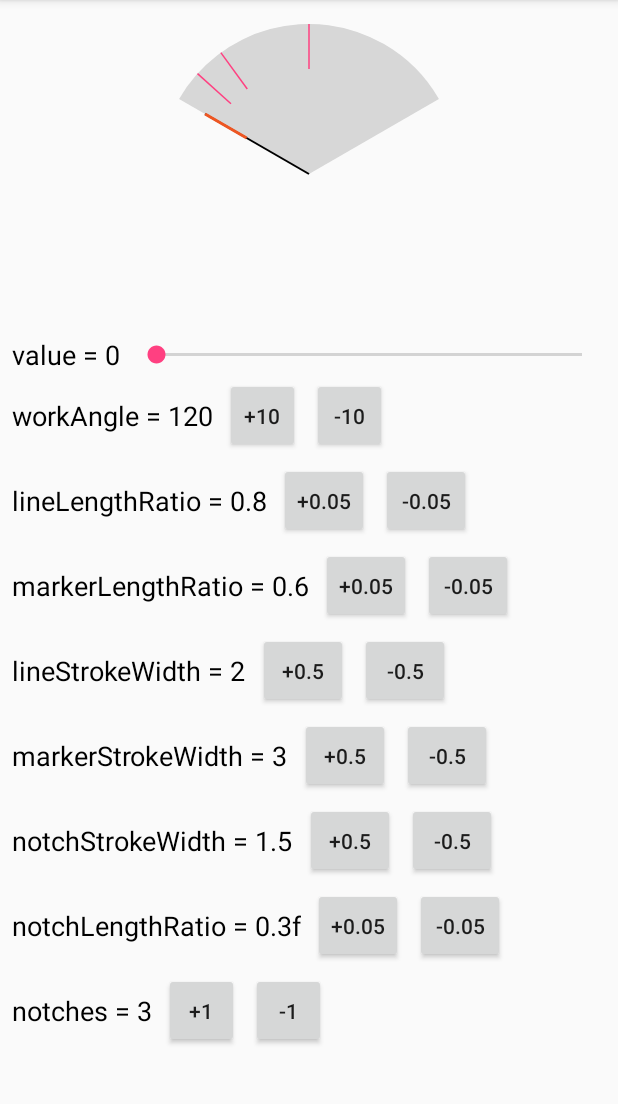
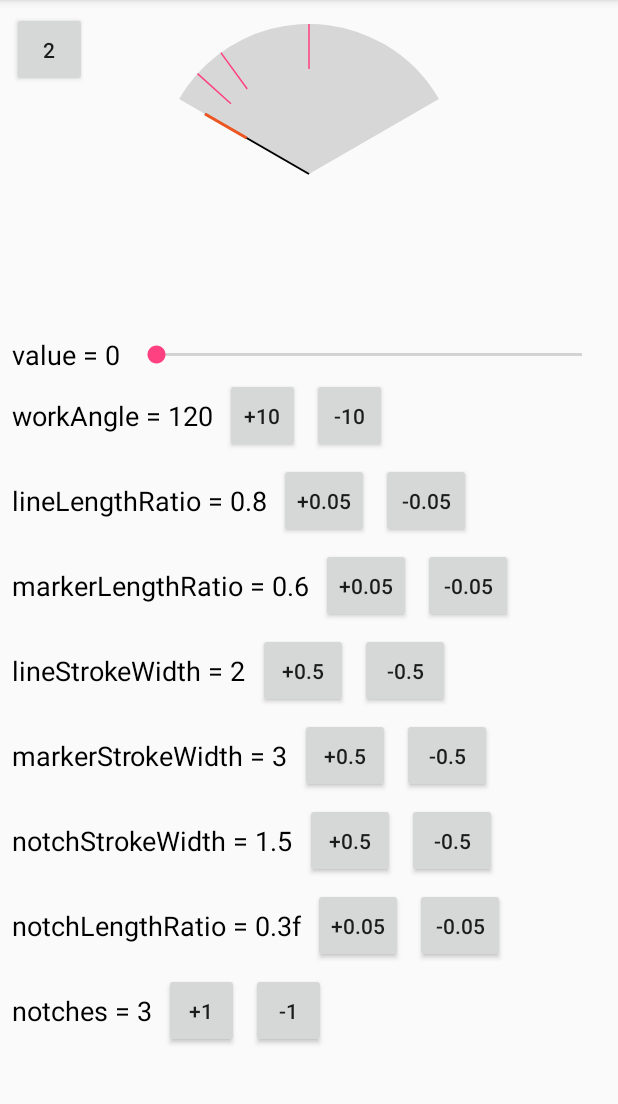
Before and after one commit to DVegasa/ArcPointer, an Android app: the screen it shows after launch (SampleActivity), on a phone screen of 412 x 824 dp, the part 84-1188 px from its top. Run offline under Robolectric (Android 15) with nearby library versions, the phone set to English and light mode, and no system bars.

Commit message:
Issue fix: {rich message}
Fixed bugs:
#1: colors
#2: null notches
#4: draw order

Known issues:
#3: length of notches
#5: animation problem

```diff
--- a/arcpointer2/src/main/java/io/github/dvegasa/arcpointer/ArcPointer.java
+++ b/arcpointer2/src/main/java/io/github/dvegasa/arcpointer/ArcPointer.java
@@ -60,7 +60,7 @@ public class ArcPointer extends View {
         TypedArray a = context.getTheme().obtainStyledAttributes(
                 attrs, R.styleable.ArcPointer, 0, 0);
         try {
-            colorBackground = a.getColor(R.styleable.ArcPointer_colorBackground, 0xCCCCCC);
+            colorBackground = a.getColor(R.styleable.ArcPointer_colorBackground, 0xFFCCCCCC);
             radius = a.getDimensionPixelSize(R.styleable.ArcPointer_radius, 250);
             workAngle = a.getInt(R.styleable.ArcPointer_workAngle, 120);
             colorLine = a.getColor(R.styleable.ArcPointer_colorLine, Color.BLACK);
@@ -70,7 +70,7 @@ public class ArcPointer extends View {
             markerLengthRatio = a.getFloat(R.styleable.ArcPointer_markerLengthRatio, 0.4f);
             lineStrokeWidth = a.getFloat(R.styleable.ArcPointer_lineStrokeWidth, 2f);
             markerStrokeWidth = a.getFloat(R.styleable.ArcPointer_markerStrokeWidth, 3f);
-            colorNotches = a.getColor(R.styleable.ArcPointer_colorNotches, 0x999999);
+            colorNotches = a.getColor(R.styleable.ArcPointer_colorNotches, 0xFF999999);
 
             notchLengthRatio = a.getFloat(R.styleable.ArcPointer_notchLengthRatio, 0.2f);
             notchStrokeWidth = a.getFloat(R.styleable.ArcPointer_notchStrokeWidth, 1.5f);
@@ -125,6 +125,32 @@ public class ArcPointer extends View {
         canvas.drawArc(oval, startAngle, sweepAngle, true, paint);
 
         /////////////////////////////////////////////////////////////
+        // Notches
+        paint.setColor(colorNotches);
+        paint.setStrokeWidth(notchStrokeWidth);
+
+        if (notches != null){
+            for (int i = 0; i < notches.length; i++) {
+                float startAngle = 90 - (workAngle / 2);
+                float additionalAngle = workAngle * notches[i];
+                float totalAngle = startAngle + additionalAngle - 90;
+
+                float markLength = radius * notchLengthRatio;
+
+                float offsetTopX = (float) (radius * Math.sin(Math.toRadians(totalAngle)));
+                float offsetTopY = (float) (radius * Math.cos(Math.toRadians(totalAngle)));
+                float offsetBottomX = (float) ((radius - markLength) * Math.sin(Math.toRadians(totalAngle)));
+                float offsetBottomY = (float) ((radius - markLength) * Math.cos(Math.toRadians(totalAngle)));
+
+                float topX = centerX + offsetTopX;
+                float topY = centerY - offsetTopY;
+                float bottomX = centerX + offsetBottomX;
+                float bottomY = centerY - offsetBottomY;
+                canvas.drawLine(topX, topY, bottomX, bottomY, paint);
+            }
+        }
+
+        /////////////////////////////////////////////////////////////
         // Line
         // angle {1}
         final float additional = workAngle * value;
@@ -170,29 +196,6 @@ public class ArcPointer extends View {
 
         canvas.drawLine(orLineStartX, orLineStartY, lineStopX, lineStopY, paint);
 
-        /////////////////////////////////////////////////////////////
-        // Notches
-        paint.setColor(colorNotches);
-        paint.setStrokeWidth(notchStrokeWidth);
-
-        for (int i = 0; i < notches.length; i++) {
-            float startAngle = 90 - (workAngle / 2);
-            float additionalAngle = workAngle * notches[i];
-            float totalAngle = startAngle + additionalAngle - 90;
-
-            float markLength = radius * notchLengthRatio;
-
-            float offsetTopX = (float) (radius * Math.sin(Math.toRadians(totalAngle)));
-            float offsetTopY = (float) (radius * Math.cos(Math.toRadians(totalAngle)));
-            float offsetBottomX = (float) ((radius - markLength) * Math.sin(Math.toRadians(totalAngle)));
-            float offsetBottomY = (float) ((radius - markLength) * Math.cos(Math.toRadians(totalAngle)));
-
-            float topX = centerX + offsetTopX;
-            float topY = centerY - offsetTopY;
-            float bottomX = centerX + offsetBottomX;
-            float bottomY = centerY - offsetBottomY;
-            canvas.drawLine(topX, topY, bottomX, bottomY, paint);
-        }
     }
 
     @Override
--- a/sample/src/main/AndroidManifest.xml
+++ b/sample/src/main/AndroidManifest.xml
@@ -9,13 +9,14 @@
         android:roundIcon="@mipmap/ic_launcher_round"
         android:supportsRtl="true"
         android:theme="@style/AppTheme">
-        <activity android:name="io.github.dvegasa.arcpointer_sample.SampleActivity">
+        <activity android:name=".SampleActivity">
             <intent-filter>
                 <action android:name="android.intent.action.MAIN" />
 
                 <category android:name="android.intent.category.LAUNCHER" />
             </intent-filter>
         </activity>
+        <activity android:name=".MinimalConfigActivity"></activity>
     </application>
 
 </manifest>
--- a/sample/src/main/java/io/github/dvegasa/arcpointer_sample/SampleActivity.java
+++ b/sample/src/main/java/io/github/dvegasa/arcpointer_sample/SampleActivity.java
@@ -1,5 +1,6 @@
 package io.github.dvegasa.arcpointer_sample;
 
+import android.content.Intent;
 import android.os.Bundle;
 import android.support.v7.app.AppCompatActivity;
 import android.view.View;
@@ -59,6 +60,15 @@ public class SampleActivity extends AppCompatActivity {
         super.onCreate(savedInstanceState);
         setContentView(R.layout.activity_sample);
         initViews();
+
+        Button btn_2 = findViewById(R.id.btn_2);
+        btn_2.setOnClickListener(new View.OnClickListener() {
+            @Override
+            public void onClick(View v) {
+                Intent intent = new Intent(getApplicationContext(), MinimalConfigActivity.class);
+                startActivity(intent);
+            }
+        });
 
         arcPointer.setNotchLengthRatio(0.3f);
         arcPointer.setNotches(3);
--- a/sample/src/main/res/layout/activity_sample.xml
+++ b/sample/src/main/res/layout/activity_sample.xml
@@ -7,6 +7,16 @@
     android:focusable="true"
     android:focusableInTouchMode="true"
     tools:context="io.github.dvegasa.arcpointer_sample.SampleActivity">
+
+    <Button
+        android:id="@+id/btn_2"
+        android:layout_width="50dp"
+        android:layout_height="50dp"
+        android:layout_marginLeft="8dp"
+        android:layout_marginTop="8dp"
+        android:text="2"
+        app:layout_constraintLeft_toLeftOf="parent"
+        app:layout_constraintTop_toTopOf="parent" />
 
     <io.github.dvegasa.arcpointer.ArcPointer
         android:id="@+id/arcpointer"
```
Also changed, not shown: sample/src/main/java/io/github/dvegasa/arcpointer_sample/MinimalConfigActivity.java (added, +25 -0 lines), sample/src/main/res/layout/activity_minimal_config.xml (added, +20 -0 lines).
